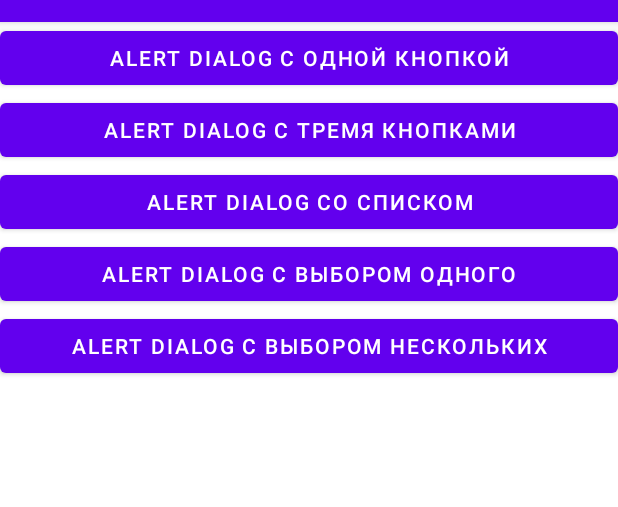
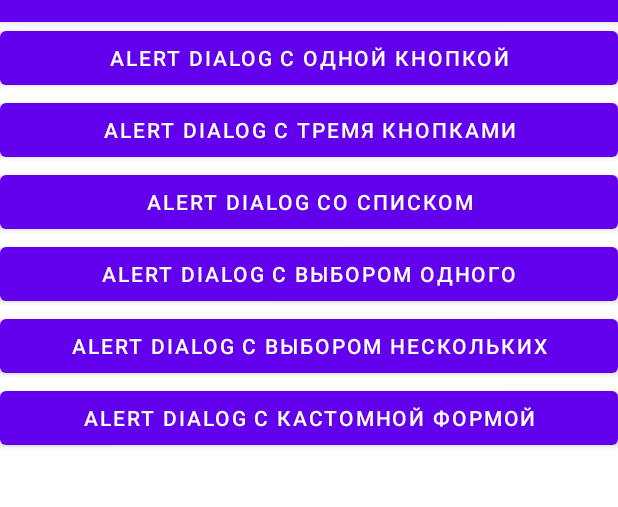
Before and after one commit to mentatusn/Lesson11_1423_1_11, an Android app: the screen it shows after launch (MainActivity), on a phone screen of 412 x 824 dp, the part 62-569 px from its top. Run offline under Robolectric (Android 15) with nearby library versions, the phone set to English and light mode, and no system bars.

Commit message:
Добавили custom alert dialog_custom.xml

```diff
--- a/app/src/main/res/layout/activity_main.xml
+++ b/app/src/main/res/layout/activity_main.xml
@@ -37,4 +37,10 @@
         android:layout_height="wrap_content"
         android:text="@string/alert_dialog_list_multi" />
 
+    <Button
+        android:id="@+id/alertDialogCustom"
+        android:layout_width="match_parent"
+        android:layout_height="wrap_content"
+        android:text="@string/alert_dialog_custom_form" />
+
 </LinearLayout>
```
Also changed, not shown: app/src/main/java/ru/geekbrains/lesson11_1423_1_11/MainActivity.java (+23 -0 lines), app/src/main/res/layout/dialog_custom.xml (added, +12 -0 lines).
